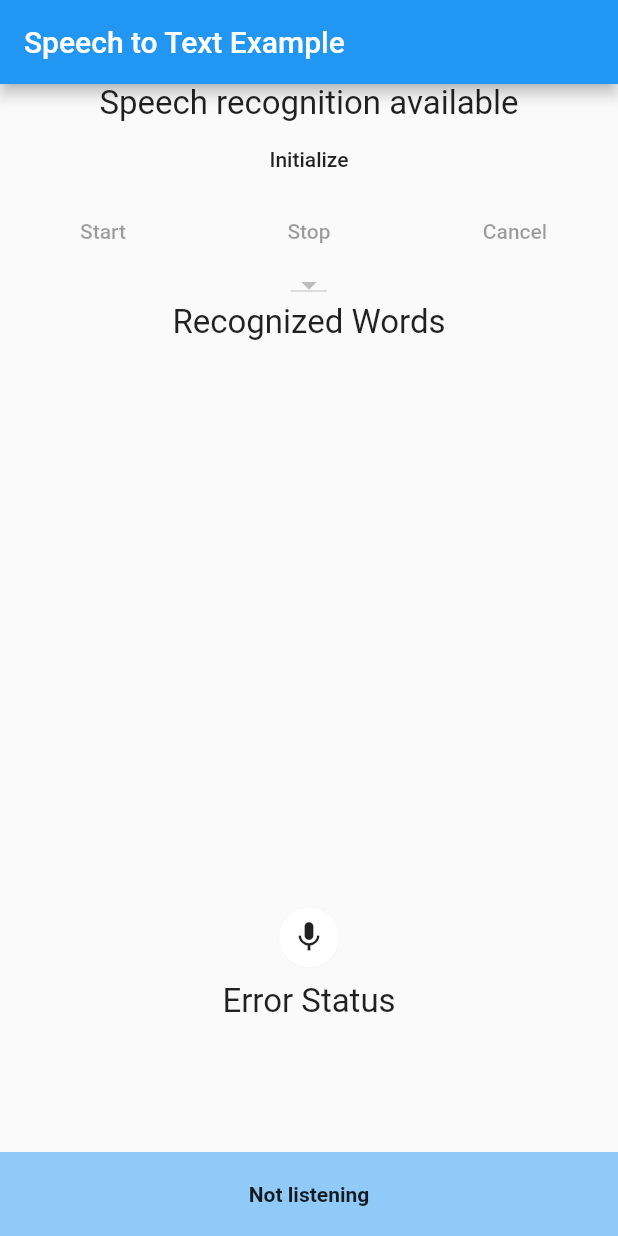
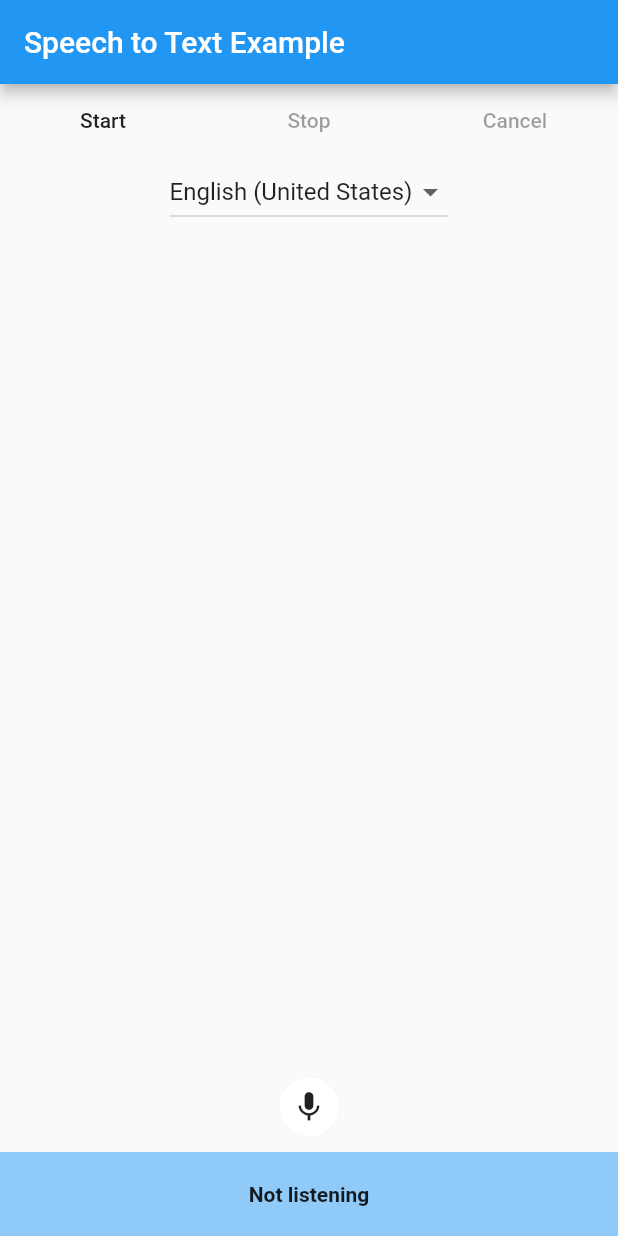
Before and after one commit to Deechi/speech_text, a Flutter app: the screen it shows after launch, on a phone screen of 412 x 824 dp. Run offline on Flutter 3.47's test engine with Material 2 defaults, Android fonts, the phone set to English and light mode, and no system bars; our stand-ins replace speech_to_text.

Commit message:
modify layout

```diff
--- a/lib/main.dart
+++ b/lib/main.dart
@@ -29,6 +29,7 @@
   @override
   void initState() {
     super.initState();
+    initSpeechState();
   }
 
   Future<void> initSpeechState() async {
@@ -59,24 +60,9 @@
           title: const Text('Speech to Text Example'),
         ),
         body: Column(children: [
-          Center(
-            child: Text(
-              'Speech recognition available',
-              style: TextStyle(fontSize: 22.0),
-            ),
-          ),
           Container(
             child: Column(
               children: <Widget>[
-                Row(
-                  mainAxisAlignment: MainAxisAlignment.spaceAround,
-                  children: <Widget>[
-                    FlatButton(
-                      child: Text('Initialize'),
-                      onPressed: _hasSpeech ? null : initSpeechState,
-                    ),
-                  ],
-                ),
                 Row(
                   mainAxisAlignment: MainAxisAlignment.spaceAround,
                   children: <Widget>[
@@ -120,29 +106,17 @@
             flex: 4,
             child: Column(
               children: <Widget>[
-                Center(
-                  child: Text(
-                    'Recognized Words',
-                    style: TextStyle(fontSize: 22.0),
-                  ),
-                ),
                 Expanded(
                   child: Stack(
                     children: <Widget>[
-                      // Container(
-                      //   color: Theme.of(context).selectedRowColor,
-                      //   child: Center(
-                      //     child: Text(
-                      //       lastWords,
-                      //       textAlign: TextAlign.center,
-                      //     ),
-                      //   ),
-                      // ),
-                      ListView.builder(
+                      Align(
+                        alignment: Alignment.center,
+                        child: ListView.builder(
                             itemCount: lastWordList.length,
-                          itemBuilder: (BuildContext context, int index){
+                            itemBuilder: (BuildContext context, int index) {
                               return Text(lastWordList[index]);
                             }),
+                      ),
                       Positioned.fill(
                         bottom: 10,
                         child: Align(
@@ -175,22 +149,6 @@
               ],
             ),
           ),
-          Expanded(
-            flex: 1,
-            child: Column(
-              children: <Widget>[
-                Center(
-                  child: Text(
-                    'Error Status',
-                    style: TextStyle(fontSize: 22.0),
-                  ),
-                ),
-                Center(
-                  child: Text(lastError),
-                ),
-              ],
-            ),
-          ),
           Container(
             padding: EdgeInsets.symmetric(vertical: 20),
             color: Theme.of(context).backgroundColor,
@@ -211,21 +169,21 @@
     );
   }
 
-  void startListening() async{
+  void startListening() async {
     lastWords = '';
     lastError = '';
-    while(true){
     await speech.listen(
         onResult: resultListener,
-          listenFor: Duration(seconds: 300),
-          pauseFor: Duration(seconds: 100),
+        listenFor: Duration(seconds: 30),
+        pauseFor: Duration(seconds: 3),
         partialResults: false,
         localeId: _currentLocaleId,
         onSoundLevelChange: soundLevelListener,
         cancelOnError: true,
         listenMode: ListenMode.confirmation);
     setState(() {});
-    }
+
+    await startListening();
   }
 
   void stopListening() {
```
Also changed, not shown: lib/sample.dart (added, +96 -0 lines). Lines whose indentation alone changed are shown as unchanged.
